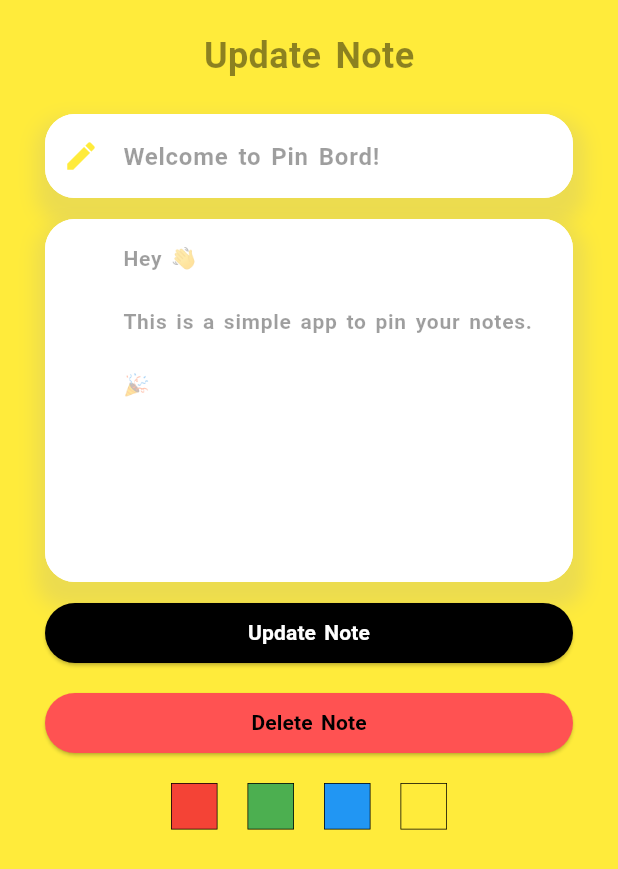
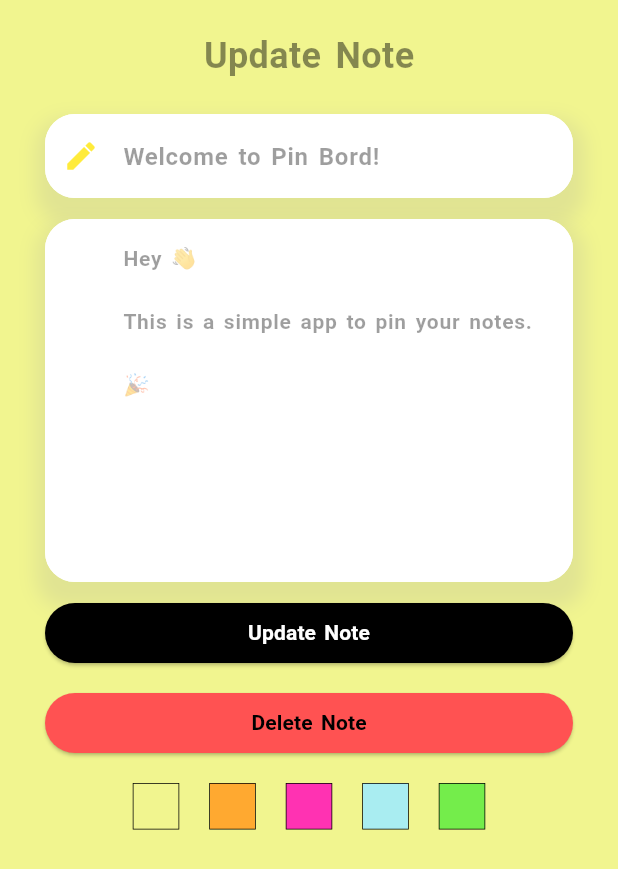
Before and after one commit to carbonanik/pin_bord, a Flutter app: the screen it shows after launch, after a tap on the "edit" icon, on a phone screen of 412 x 824 dp. Shown: the top 869 px of the screen. Run offline on Flutter 3.47's test engine with Material 3 defaults, Android fonts, the light colour scheme and no system bars; our stand-ins replace auto_route, flutter_riverpod, freezed_annotation, google_fonts, hive, hive_flutter; accounts and stored records are empty; Roboto replaces fonts that are missing (Preahvihear).

Commit message:
🌈 sticky note color added

```diff
--- a/lib/main.dart
+++ b/lib/main.dart
@@ -21,6 +21,9 @@ class MyApp extends StatelessWidget {
       routerConfig: _router.config(),
       theme: ThemeData(
         fontFamily: GoogleFonts.preahvihear().fontFamily,
+        colorScheme: ColorScheme.fromSeed(
+          seedColor: Colors.greenAccent,
+        )
       ),
     );
     // return MaterialApp(
@@ -29,7 +32,7 @@ class MyApp extends StatelessWidget {
   }
 }
 
-// ? Firebase
+// ? Deploy to Firebase
 // sudo npm install -g firebase-tools
 // dart pub global activate flutterfire_cli
 // export PATH="$PATH":"$HOME/.pub-cache/bin"
--- a/lib/models/sticky/sticky.dart
+++ b/lib/models/sticky/sticky.dart
@@ -3,6 +3,7 @@ import 'dart:math';
 import 'package:flutter/material.dart';
 import 'package:freezed_annotation/freezed_annotation.dart';
 import 'package:hive/hive.dart';
+import 'package:pin_bord/provider/note_color_provider.dart';
 import 'package:pin_bord/provider/sticky_provider.dart';
 import 'package:pin_bord/util/json_converters.dart';
 
@@ -37,7 +38,7 @@ abstract class Sticky extends HiveObject with _$Sticky {
       createdAt: DateTime.now(),
       updatedAt: DateTime.now(),
       zIndex: 0,
-      color: colors[Random().nextInt(colors.length)],
+      color: unselectedColor,
       position: const Offset(250, 250),
       size: const Size(0, 0),
     );
--- a/lib/presentation/widget/sticky_card.dart
+++ b/lib/presentation/widget/sticky_card.dart
@@ -3,8 +3,10 @@ import 'package:flutter/material.dart';
 import 'package:flutter_riverpod/flutter_riverpod.dart';
 import 'package:google_fonts/google_fonts.dart';
 import 'package:pin_bord/models/sticky/sticky.dart';
+import 'package:pin_bord/provider/note_color_provider.dart';
 import 'package:pin_bord/routes/app_router.dart';
-import 'package:pin_bord/util/angle_corner.dart';
+import 'package:pin_bord/util/color_ext.dart';
+import 'package:pin_bord/util/corner_cut.dart';
 
 class StickyCard extends ConsumerWidget {
   final Sticky sticky;
@@ -21,10 +23,8 @@ class StickyCard extends ConsumerWidget {
             crossAxisAlignment: CrossAxisAlignment.stretch,
             children: [
               CustomPaint(
-                painter: AngleCorner(
-                  color: darken(
-                    sticky.color ?? Colors.yellow,
-                  ),
+                painter: CornerCut(
+                  color: (sticky.color ?? ref.read(colorsProvider).last).darken2(),
                 ),
                 child: Container(
                   padding: const EdgeInsets.all(10),
@@ -32,10 +32,13 @@ class StickyCard extends ConsumerWidget {
                     padding: const EdgeInsets.only(left: 20, right: 20),
                     child: Text(
                       sticky.title,
-                      style: GoogleFonts.preahvihear(
+                      style: GoogleFonts.kalam(
                         fontSize: 20,
                         fontWeight: FontWeight.bold,
+                        color: (sticky.color ?? ref.read(colorsProvider).last).darken2(.5),
                       ),
+                      maxLines: 1,
+                      overflow: TextOverflow.ellipsis,
                     ),
                   ),
                 ),
@@ -46,7 +49,10 @@ class StickyCard extends ConsumerWidget {
                 color: sticky.color,
                 child: Text(
                   sticky.content,
-                  style: GoogleFonts.kalam(fontSize: 20),
+                  style: GoogleFonts.kalam(
+                    fontSize: 20,
+                    color: (sticky.color ?? ref.read(colorsProvider).last).darken2(.7),
+                  ),
                 ),
               )
             ],
@@ -88,12 +94,3 @@ class StickyCard extends ConsumerWidget {
     );
   }
 }
-
-Color darken(Color color, [double amount = .1]) {
-  assert(amount >= 0 && amount <= 1);
-
-  final hsl = HSLColor.fromColor(color);
-  final hslDark = hsl.withLightness((hsl.lightness - amount).clamp(0.0, 1.0));
-
-  return hslDark.toColor();
-}
--- a/lib/provider/sticky_provider.dart
+++ b/lib/provider/sticky_provider.dart
@@ -3,6 +3,7 @@ import 'dart:collection';
 import 'package:flutter/material.dart';
 import 'package:flutter_riverpod/flutter_riverpod.dart';
 import 'package:pin_bord/models/sticky/sticky.dart';
+import 'package:pin_bord/provider/note_color_provider.dart';
 import 'package:pin_bord/provider/sticky_local_provider.dart';
 import 'package:pin_bord/provider/zindex_provider.dart';
 import 'package:uuid/v4.dart';
@@ -101,12 +102,12 @@ final Sticky welcomeNote = Sticky(
   content: 'Hey 👋 \n\nThis is a simple app to pin your notes. \n\n🎉',
   createdAt: DateTime.now(),
   updatedAt: DateTime.now(),
-  color: colors[3],
+  color: unselectedColor,
 );
 
-final colors = [
-  Colors.red,
-  Colors.green,
-  Colors.blue,
-  Colors.yellow,
-];
+// final colors = [
+//   Colors.red,
+//   Colors.green,
+//   Colors.blue,
+//   Colors.yellow,
+// ];
--- /dev/null
+++ b/lib/util/color_ext.dart
@@ -0,0 +1,13 @@
+import 'package:flutter/material.dart';
+
+extension ColorExtension on Color {
+
+  Color darken2([double amount = .1]) {
+    assert(amount >= 0 && amount <= 1);
+
+    final hsl = HSLColor.fromColor(this);
+    final hslDark = hsl.withLightness((hsl.lightness - amount).clamp(0.0, 1.0));
+
+    return hslDark.toColor();
+  }
+}
--- a/lib/util/angle_corner.dart
+++ b/lib/util/corner_cut.dart
@@ -1,11 +1,11 @@
 import 'package:flutter/material.dart';
 
-class AngleCorner extends CustomPainter {
+class CornerCut extends CustomPainter {
 
   final Color color;
   final PaintingStyle paintingStyle;
 
-  AngleCorner({this.color = Colors.black, this.paintingStyle = PaintingStyle.fill});
+  CornerCut({this.color = Colors.black, this.paintingStyle = PaintingStyle.fill});
 
   @override
   void paint(Canvas canvas, Size size) {
@@ -26,7 +26,7 @@ class AngleCorner extends CustomPainter {
   }
 
   @override
-  bool shouldRepaint(AngleCorner oldDelegate) {
+  bool shouldRepaint(CornerCut oldDelegate) {
     return oldDelegate.color != color ||
         oldDelegate.paintingStyle != paintingStyle;
   }
```
Also changed, not shown: lib/provider/note_color_provider.dart (+8 -4 lines).
